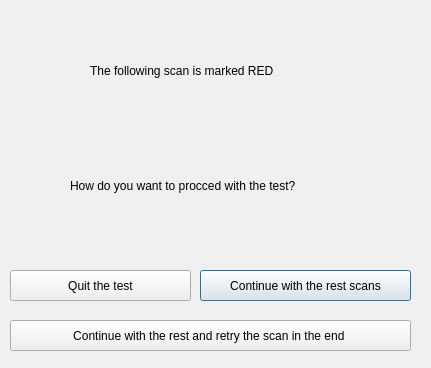
Qt form GUI/testingprogress.ui (AudreyFrancisco/SingleLadderQualification) before a commit.
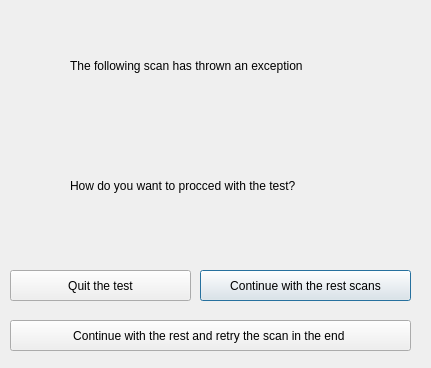
The same form after that commit.

Commit message: possibility to repeat scan if exception thrown, swaping endurance modules, catch scan exception

```diff
--- a/GUI/testingprogress.ui
+++ b/GUI/testingprogress.ui
@@ -16,14 +16,14 @@
   <widget class="QLabel" name="testingprogress1">
    <property name="geometry">
     <rect>
-     <x>90</x>
+     <x>70</x>
      <y>50</y>
-     <width>231</width>
-     <height>41</height>
+     <width>301</width>
+     <height>31</height>
     </rect>
    </property>
    <property name="text">
-    <string>The following scan is marked RED</string>
+    <string>The following scan has thrown an exception</string>
    </property>
   </widget>
   <widget class="QPushButton" name="continuetest">
```
The commit also changes 2 other files.
